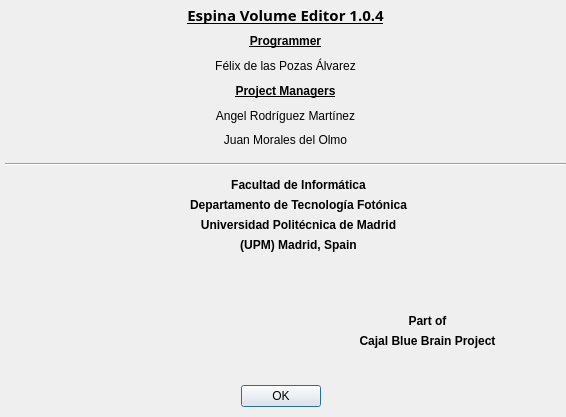
Qt form QtAbout.ui (FelixdelasPozas/EspinaVolumeEditor) before a commit.
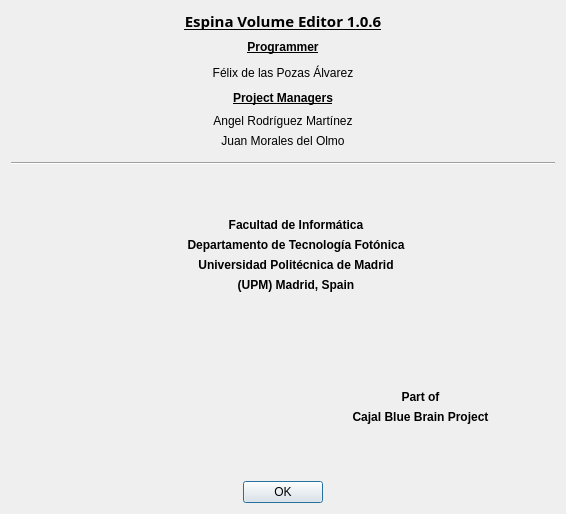
The same form after that commit. Icons and pictures are not drawn.

```diff
--- a/QtAbout.ui
+++ b/QtAbout.ui
@@ -7,14 +7,14 @@
     <x>0</x>
     <y>0</y>
     <width>566</width>
-    <height>417</height>
+    <height>514</height>
    </rect>
   </property>
-  <property name="maximumSize">
-   <size>
-    <width>569</width>
-    <height>418</height>
-   </size>
+  <property name="sizePolicy">
+   <sizepolicy hsizetype="MinimumExpanding" vsizetype="MinimumExpanding">
+    <horstretch>0</horstretch>
+    <verstretch>0</verstretch>
+   </sizepolicy>
   </property>
   <property name="windowTitle">
    <string>About Espina Volume Editor</string>
@@ -23,37 +23,14 @@
    <iconset resource="about.qrc">
     <normaloff>:/newPrefix/icons/Brainico.png</normaloff>:/newPrefix/icons/Brainico.png</iconset>
   </property>
+  <property name="sizeGripEnabled">
+   <bool>false</bool>
+  </property>
   <property name="modal">
    <bool>true</bool>
   </property>
-  <widget class="QDialogButtonBox" name="buttonBox">
-   <property name="geometry">
-    <rect>
-     <x>0</x>
-     <y>380</y>
-     <width>561</width>
-     <height>32</height>
-    </rect>
-   </property>
-   <property name="orientation">
-    <enum>Qt::Horizontal</enum>
-   </property>
-   <property name="standardButtons">
-    <set>QDialogButtonBox::Ok</set>
-   </property>
-   <property name="centerButtons">
-    <bool>true</bool>
-   </property>
-  </widget>
-  <widget class="QWidget" name="verticalLayoutWidget">
-   <property name="geometry">
-    <rect>
-     <x>5</x>
-     <y>5</y>
-     <width>561</width>
-     <height>168</height>
-    </rect>
-   </property>
+  <layout class="QVBoxLayout" name="verticalLayout_4">
+   <item>
    <layout class="QVBoxLayout" name="verticalLayout">
     <item>
      <widget class="QLabel" name="label_4">
@@ -79,7 +56,7 @@
        </font>
       </property>
       <property name="text">
-       <string>Espina Volume Editor 1.0.4</string>
+        <string>Espina Volume Editor 1.0.6</string>
       </property>
       <property name="alignment">
        <set>Qt::AlignCenter</set>
@@ -117,6 +94,12 @@
     </item>
     <item>
      <widget class="QLabel" name="label_5">
+       <property name="sizePolicy">
+        <sizepolicy hsizetype="MinimumExpanding" vsizetype="MinimumExpanding">
+         <horstretch>0</horstretch>
+         <verstretch>0</verstretch>
+        </sizepolicy>
+       </property>
       <property name="text">
        <string>Félix de las Pozas Álvarez</string>
       </property>
@@ -174,6 +157,8 @@
       </property>
      </widget>
     </item>
+    </layout>
+   </item>
     <item>
      <widget class="QLabel" name="label_12">
       <property name="sizePolicy">
@@ -193,18 +178,11 @@
       </property>
      </widget>
     </item>
-   </layout>
-  </widget>
-  <widget class="QWidget" name="horizontalLayoutWidget">
-   <property name="geometry">
-    <rect>
-     <x>5</x>
-     <y>160</y>
-     <width>561</width>
-     <height>111</height>
-    </rect>
-   </property>
+   <item>
    <layout class="QHBoxLayout" name="horizontalLayout" stretch="0,0,1">
+     <property name="sizeConstraint">
+      <enum>QLayout::SetMinimumSize</enum>
+     </property>
     <item>
      <widget class="QLabel" name="label_3">
       <property name="text">
@@ -323,16 +301,8 @@
      </layout>
     </item>
    </layout>
-  </widget>
-  <widget class="QWidget" name="horizontalLayoutWidget_2">
-   <property name="geometry">
-    <rect>
-     <x>5</x>
-     <y>280</y>
-     <width>561</width>
-     <height>102</height>
-    </rect>
-   </property>
+   </item>
+   <item>
    <layout class="QHBoxLayout" name="horizontalLayout_2">
     <item>
      <widget class="QLabel" name="label">
@@ -408,7 +378,21 @@
      </layout>
     </item>
    </layout>
-  </widget>
+   </item>
+   <item>
+    <widget class="QDialogButtonBox" name="buttonBox">
+     <property name="orientation">
+      <enum>Qt::Horizontal</enum>
+     </property>
+     <property name="standardButtons">
+      <set>QDialogButtonBox::Ok</set>
+     </property>
+     <property name="centerButtons">
+      <bool>true</bool>
+     </property>
+    </widget>
+   </item>
+  </layout>
  </widget>
  <resources>
   <include location="about.qrc"/>
```
Left out of the diff: 3 changed lines with no effect on the pictures. Lines whose indentation alone changed are shown as unchanged.
